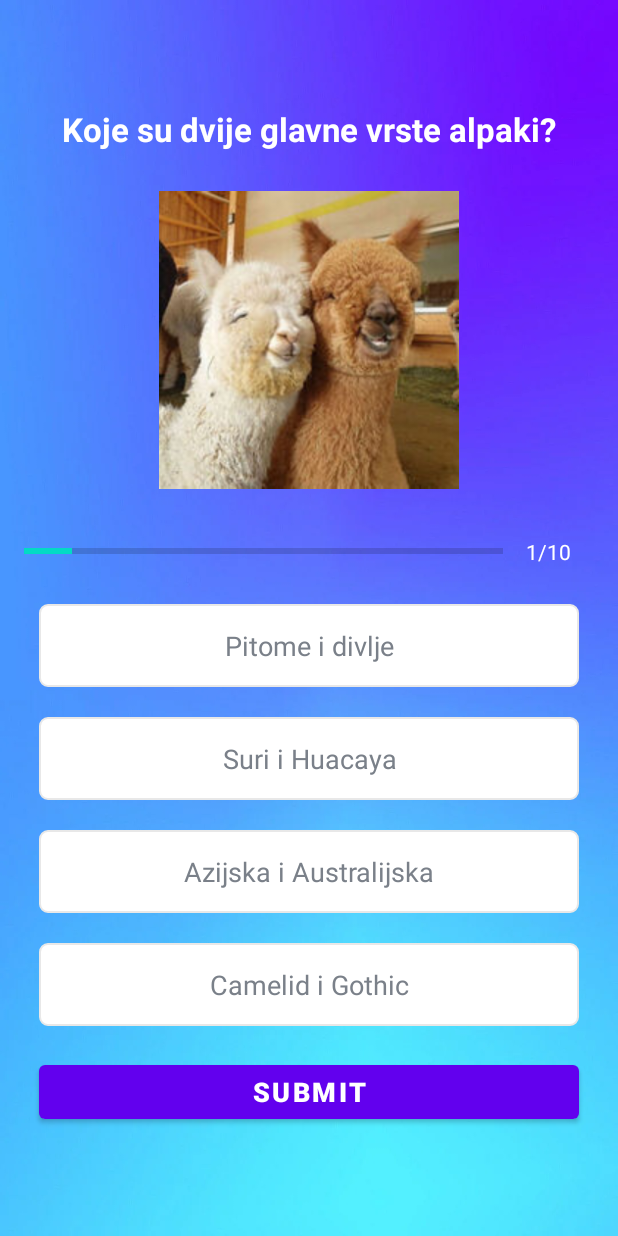
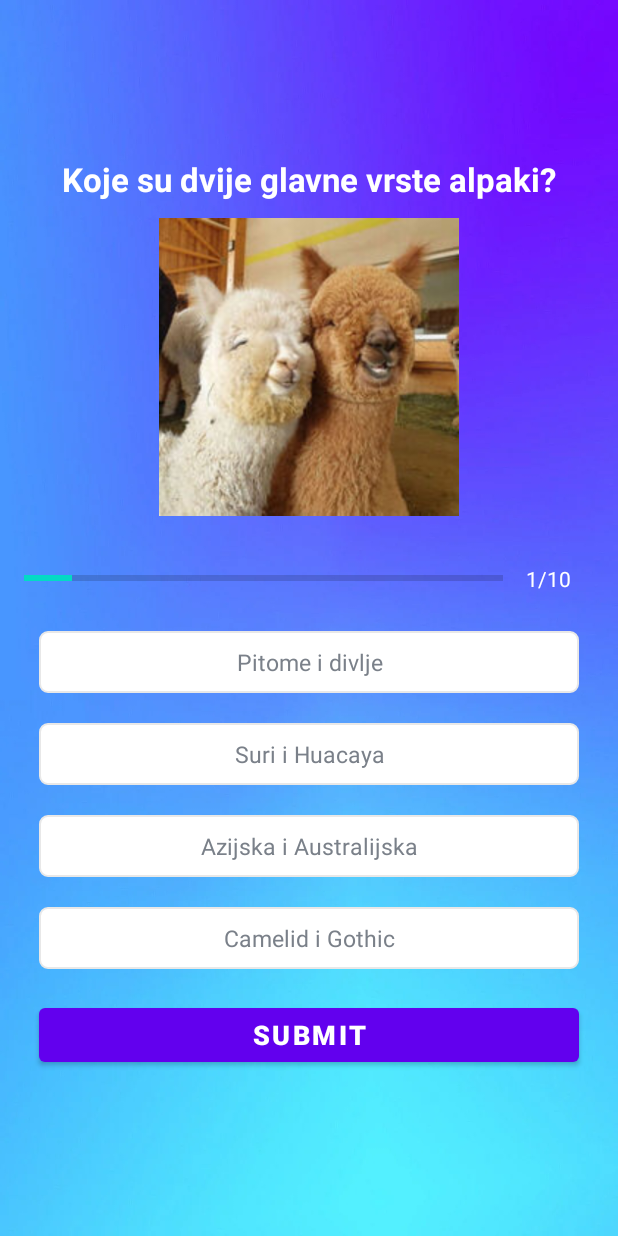
Before and after one commit to dmujanovic/QuizApp, an Android app: the QuizQuestionsActivity screen opened directly, with no data from a screen before it, on a phone screen of 412 x 824 dp. Run offline under Robolectric (Android 15) with nearby library versions, the phone set to English and light mode, and no system bars.

Commit message:
Questions xml
text size and padding

```diff
--- a/Android/app/src/main/res/layout/activity_quiz_questions.xml
+++ b/Android/app/src/main/res/layout/activity_quiz_questions.xml
@@ -19,7 +19,7 @@
             android:id="@+id/tvQuestion"
             android:layout_width="match_parent"
             android:layout_height="wrap_content"
-            android:layout_margin="10dp"
+            android:layout_margin="5dp"
             android:gravity="center"
             android:textColor="@color/white"
             android:textStyle="bold"
@@ -29,7 +29,7 @@
             android:id="@+id/ivImage"
             android:layout_width="200dp"
             android:layout_height="200dp"
-            android:layout_marginTop="16dp"
+            android:layout_marginTop="5dp"
             android:src="@drawable/firstquestion"/>
         <LinearLayout
             android:id="@+id/ll_progress_details"
@@ -70,9 +70,9 @@
             android:layout_margin="10dp"
             android:background="@drawable/default_option_border_bg"
             android:gravity="center"
-            android:padding="15dp"
+            android:padding="10dp"
             android:textColor="#7A8089"
-            android:textSize="18dp"
+            android:textSize="15dp"
             android:text="Apple"/>
 
         <TextView
@@ -82,9 +82,9 @@
             android:layout_margin="10dp"
             android:background="@drawable/default_option_border_bg"
             android:gravity="center"
-            android:padding="15dp"
+            android:padding="10dp"
             android:textColor="#7A8089"
-            android:textSize="18dp"
+            android:textSize="15dp"
             android:text="Apple"/>
 
         <TextView
@@ -94,9 +94,9 @@
             android:layout_margin="10dp"
             android:background="@drawable/default_option_border_bg"
             android:gravity="center"
-            android:padding="15dp"
+            android:padding="10dp"
             android:textColor="#7A8089"
-            android:textSize="18dp"
+            android:textSize="15dp"
             android:text="Apple"/>
 
         <TextView
@@ -106,9 +106,9 @@
             android:layout_margin="10dp"
             android:background="@drawable/default_option_border_bg"
             android:gravity="center"
-            android:padding="15dp"
+            android:padding="10dp"
             android:textColor="#7A8089"
-            android:textSize="18dp"
+            android:textSize="15dp"
             android:text="Apple"/>
 
         <Button
```
